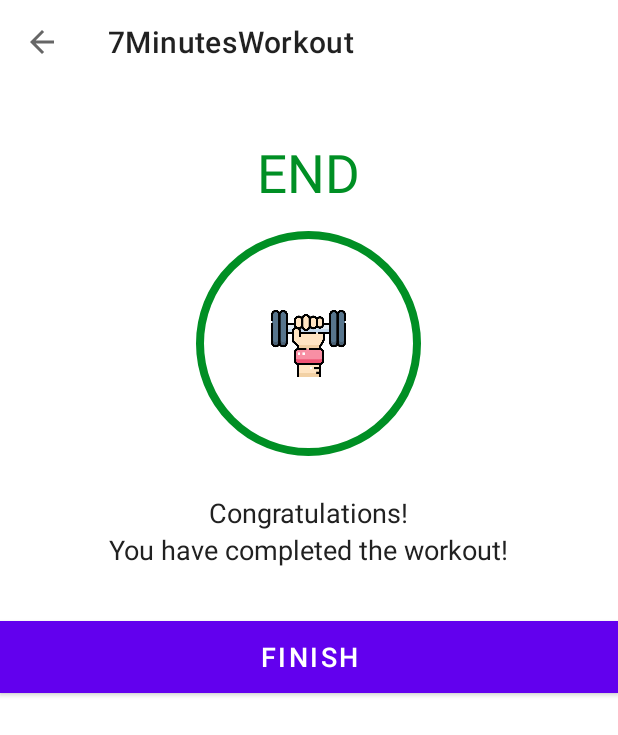
After one commit to zangeronimo/7MinutesWorkout, an Android app: the FinishActivity screen opened directly, with no data from a screen before it, on a phone screen of 412 x 824 dp. The commit adds this screen. Shown: the top 735 px of the screen. Run offline under Robolectric (Android 15) with nearby library versions, the phone set to English and light mode, and no system bars.

Commit message:
feat: create the finish activity

```diff
--- /dev/null
+++ b/app/src/main/java/br/com/tudolinux/a7minutesworkout/FinishActivity.kt
@@ -0,0 +1,29 @@
+package br.com.tudolinux.a7minutesworkout
+
+import androidx.appcompat.app.AppCompatActivity
+import android.os.Bundle
+import br.com.tudolinux.a7minutesworkout.databinding.ActivityFinishBinding
+
+class FinishActivity : AppCompatActivity() {
+
+    private var binding: ActivityFinishBinding? = null
+
+    override fun onCreate(savedInstanceState: Bundle?) {
+        super.onCreate(savedInstanceState)
+        binding = ActivityFinishBinding.inflate(layoutInflater)
+        setContentView(binding?.root)
+
+        setSupportActionBar(binding?.toolbarFinishActivity)
+
+        if(supportActionBar != null){
+            supportActionBar?.setDisplayHomeAsUpEnabled(true)
+        }
+
+        binding?.toolbarFinishActivity?.setNavigationOnClickListener{
+            onBackPressed()
+        }
+        binding?.btnFinish?.setOnClickListener{
+            finish()
+        }
+    }
+}
--- a/app/src/main/res/layout/activity_exercise.xml
+++ b/app/src/main/res/layout/activity_exercise.xml
@@ -88,7 +88,7 @@
                     android:textColor="@color/white"
                     android:textSize="25sp"
                     android:textStyle="bold"
-                    android:text="10"
+                    tools:text="10"
                     />
             </LinearLayout>
 
@@ -155,7 +155,7 @@
                     android:textColor="@color/white"
                     android:textSize="25sp"
                     android:textStyle="bold"
-                    android:text="30"
+                    tools:text="30"
                     />
             </LinearLayout>
 
--- /dev/null
+++ b/app/src/main/res/layout/activity_finish.xml
@@ -0,0 +1,66 @@
+<?xml version="1.0" encoding="utf-8"?>
+<LinearLayout xmlns:android="http://schemas.android.com/apk/res/android"
+    xmlns:tools="http://schemas.android.com/tools"
+    android:layout_width="match_parent"
+    android:layout_height="match_parent"
+    android:gravity="center_horizontal"
+    android:orientation="vertical"
+    tools:context=".FinishActivity">
+
+    <androidx.appcompat.widget.Toolbar
+        android:id="@+id/toolbar_finish_activity"
+        android:layout_width="match_parent"
+        android:layout_height="?android:attr/actionBarSize"
+        android:background="@color/white"/>
+
+    <TextView
+        android:id="@+id/tvEnd"
+        android:layout_width="wrap_content"
+        android:layout_height="wrap_content"
+        android:layout_marginTop="35dp"
+        android:text="END"
+        android:textColor="@color/colorAccent"
+        android:textSize="35sp"/>
+
+    <LinearLayout
+        android:layout_width="150dp"
+        android:layout_height="150dp"
+        android:layout_gravity="center"
+        android:layout_marginTop="15dp"
+        android:background="@drawable/item_circular_color_accent_border"
+        android:gravity="center">
+
+        <ImageView
+            android:layout_width="50dp"
+            android:layout_height="50dp"
+            android:contentDescription="@string/start_image"
+            android:src="@drawable/ic_finish" />
+    </LinearLayout>
+
+    <TextView
+        android:layout_width="wrap_content"
+        android:layout_height="wrap_content"
+        android:layout_marginTop="25dp"
+        android:text="Congratulations!"
+        android:textColor="#212121"
+        android:textSize="18sp" />
+
+    <TextView
+        android:layout_width="wrap_content"
+        android:layout_height="wrap_content"
+        android:text="You have completed the workout!"
+        android:textColor="#212121"
+        android:textSize="18sp" />
+
+    <Button
+        android:id="@+id/btnFinish"
+        android:layout_width="match_parent"
+        android:layout_height="wrap_content"
+        android:layout_gravity="bottom"
+        android:layout_marginTop="35dp"
+        android:background="@color/colorAccent"
+        android:text="FINISH"
+        android:textColor="@color/white"
+        android:textSize="18sp"/>
+
+</LinearLayout>
```
Also changed, not shown: app/src/main/AndroidManifest.xml (+7 -0 lines), app/src/main/java/br/com/tudolinux/a7minutesworkout/ExerciseActivity.kt (+20 -14 lines), app/src/main/res/drawable/ic_finish.png (added).
